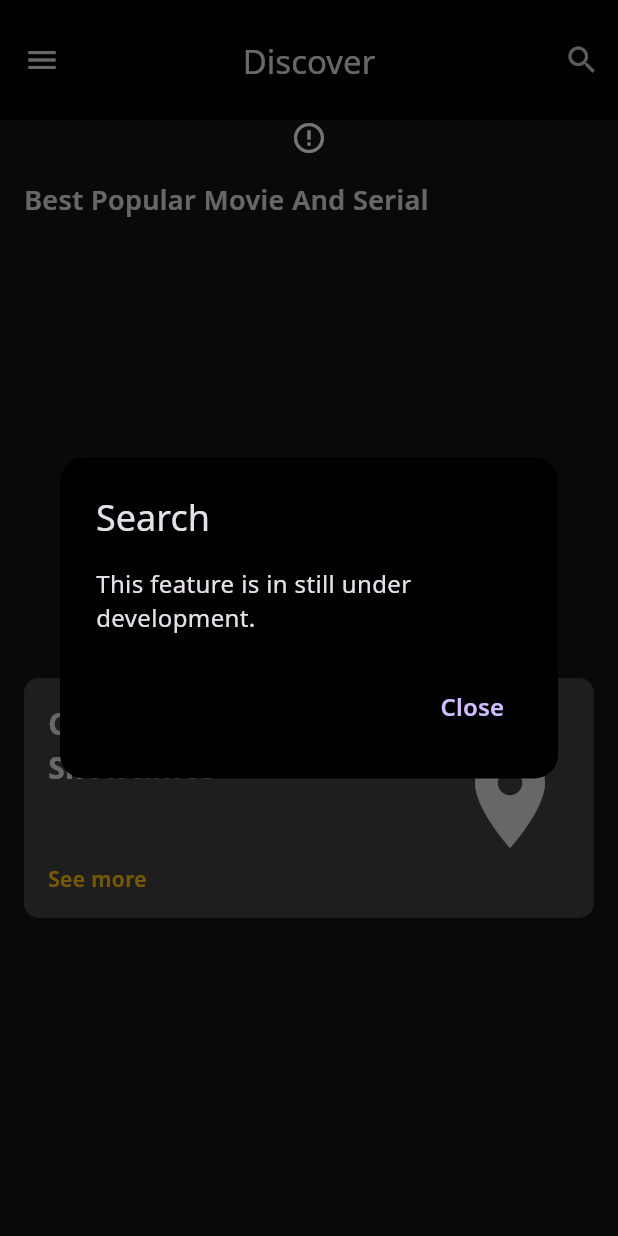
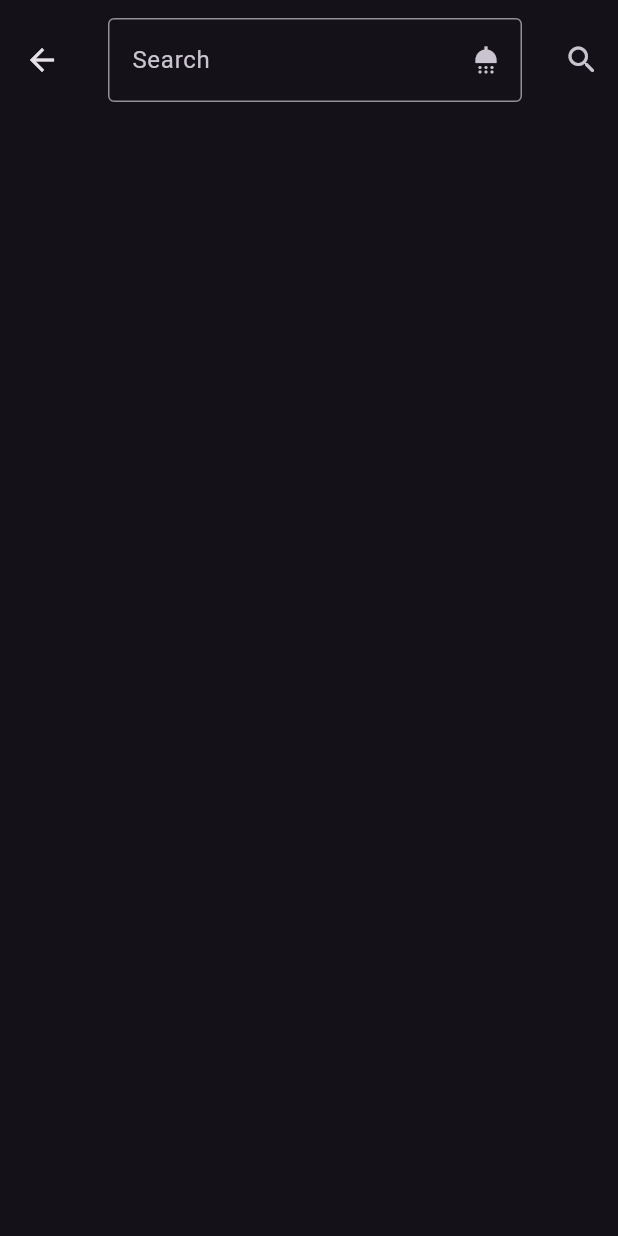
Before and after one commit to ThetMaung2002/movie_db, a Flutter app: the screen it shows after launch, after a tap on the "search" icon, on a phone screen of 412 x 824 dp. Run offline on Flutter 3.47's test engine with Material 3 defaults, Android fonts, the phone set to English and light mode, and no system bars; our stand-ins replace cached_network_image, dio, flutter_rating_bar, google_fonts, hive_flutter, retrofit and 1 more; accounts and stored records are empty; generated files the repository leaves out were written again; network calls fail.

Commit message:
Search Page implementation finished.

```diff
--- /dev/null
+++ b/lib/page/search_page.dart
@@ -0,0 +1,61 @@
+import 'package:flutter/material.dart';
+
+class SearchPage extends StatelessWidget {
+  const SearchPage({super.key});
+
+  @override
+  Widget build(BuildContext context) {
+    return Scaffold(
+      appBar: AppBar(
+        toolbarHeight: 80,
+        title: Padding(
+          padding: const EdgeInsets.only(top: 16.0, bottom: 16.0),
+          child: TextField(
+            decoration: InputDecoration(
+              suffixIcon: Icon(Icons.shower),
+              border: OutlineInputBorder(),
+              label: Text("Search"),
+            ),
+          ),
+        ),
+        actions: [
+          IconButton(
+            onPressed: () {},
+            icon: Icon(Icons.search_rounded),
+          ),
+        ],
+      ),
+      body: SafeArea(
+        child: Container(
+          padding: EdgeInsets.all(16.0),
+          decoration: BoxDecoration(),
+          child: SingleChildScrollView(
+            child: Column(
+              children: [
+                // SizedBox(
+                //   width: double.maxFinite,
+                //   child: Row(
+                //     mainAxisAlignment: MainAxisAlignment.start,
+                //     mainAxisSize: MainAxisSize.min,
+                //     children: [
+                //       IconButton.filled(
+                //         style: IconButton.styleFrom(
+                //           padding: EdgeInsets.all(16.0),
+                //         ),
+                //         onPressed: () {
+                //           Navigator.pop(context);
+                //         },
+                //         icon: Icon(Icons.arrow_back),
+                //       ),
+                //     ],
+                //   ),
+                // ),
+                // SizedBox(height: 32.0),
+              ],
+            ),
+          ),
+        ),
+      ),
+    );
+  }
+}
--- a/lib/skeleton.dart
+++ b/lib/skeleton.dart
@@ -1,6 +1,7 @@
 import 'package:flutter/material.dart';
 import 'package:movie_db/constants/string.dart';
 import 'package:movie_db/page/home_page.dart';
+import 'package:movie_db/page/search_page.dart';
 import 'package:movie_db/widgets/ui/text_ui.dart';
 
 class Skeleton extends StatefulWidget {
@@ -40,7 +41,12 @@ class _SkeletonState extends State<Skeleton> {
         actions: [
           IconButton(
             onPressed: () {
-              showDevelopmentDialog(context);
+              Navigator.push(
+                context,
+                MaterialPageRoute(
+                  builder: (context) => SearchPage(),
+                ),
+              );
             },
             icon: const Icon(Icons.search),
           ),
```
